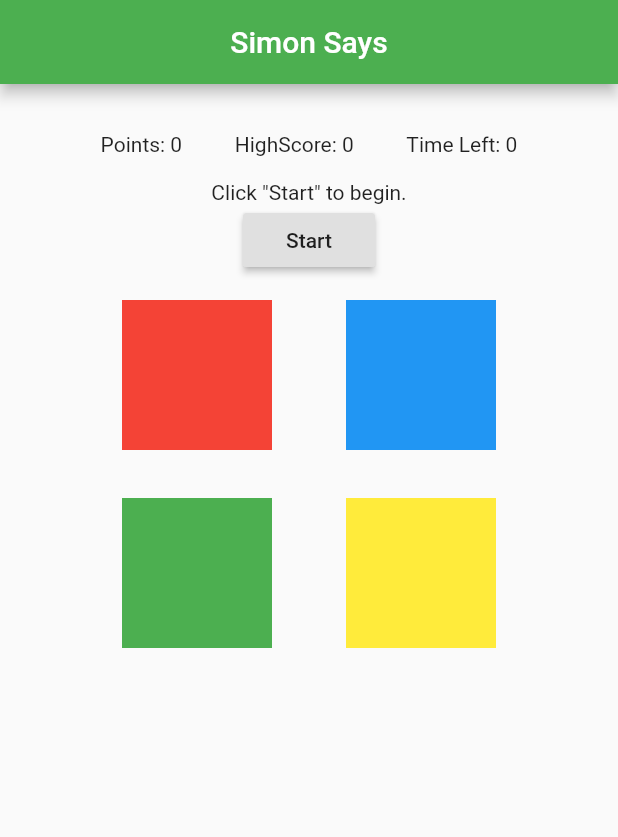
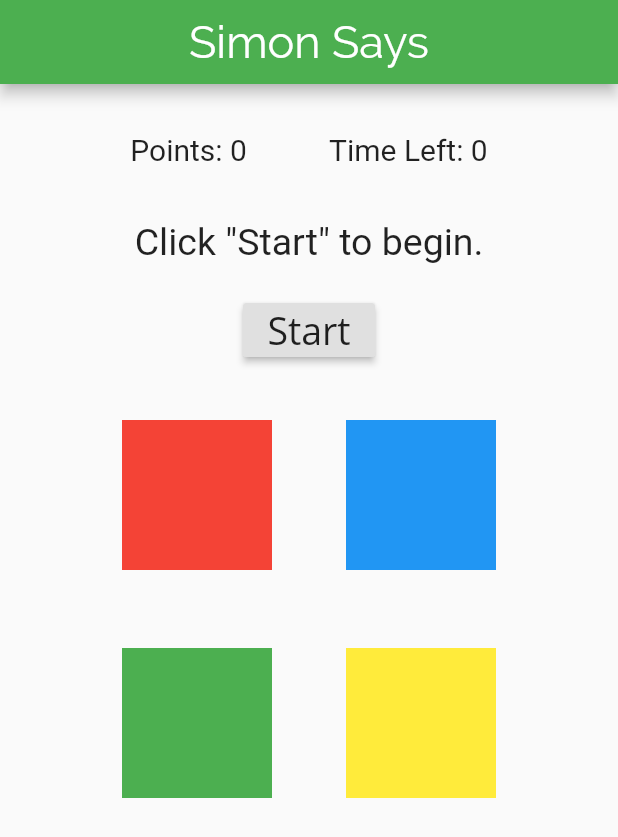
Before and after one commit to SanskaarPatni/SIH-20-Alzheimer, a Flutter app: the SimonSays screen opened directly, on a phone screen of 412 x 824 dp. Shown: the top 837 px of the screen. Run offline on Flutter 3.47's test engine with Material 2 defaults, Android fonts, the phone set to English and light mode, and no system bars; our stand-ins replace flip_card, flutter_spinkit; network calls fail.

Commit message:
Sixth Commit

```diff
--- a/alzdis_appfinal/lib/quiz/question.dart
+++ b/alzdis_appfinal/lib/quiz/question.dart
@@ -15,7 +15,7 @@ class Question extends StatelessWidget {
         margin: EdgeInsets.all(20),
         child: Text(
           questionText,
-          style: TextStyle(fontSize: 28),
+          style: TextStyle(fontSize: 40),
           textAlign: TextAlign.center,
         ),
       ),
--- a/alzdis_appfinal/lib/quiz/quiz_main.dart
+++ b/alzdis_appfinal/lib/quiz/quiz_main.dart
@@ -1,12 +1,11 @@
 import 'package:alzdis_appfinal/colourmatch.dart';
-import 'package:alzdis_appfinal/quiz/question.dart';
+
 import 'package:flutter/material.dart';
+import 'package:flutter_spinkit/flutter_spinkit.dart';
 import './quiz.dart';
 import 'dart:async';
 import 'package:http/http.dart' as http;
 import 'dart:convert';
-
-var now = new DateTime.now().toString();
 
 class MyApp extends StatefulWidget {
   String name = "";
@@ -20,18 +19,19 @@ class MyApp extends StatefulWidget {
 }
 
 class _MyAppState extends State<MyApp> {
+  bool _isLoading = false;
   var _questionIndex = 0;
   final _questions = const [
     {
       'questionText': 'What day is it today?',
       'answers': [
-        {'text': 'Monday', 'score': 1},
-        {'text': 'Saturday', 'score': 2},
-        {'text': 'Tuesday', 'score': 1},
-        {'text': 'Thursday', 'score': 1},
-        {'text': 'Wednesday', 'score': 1},
-        {'text': 'Sunday', 'score': 1},
-        {'text': 'Friday', 'score': 1},
+        {'text': 'Monday', 'score': 4},
+        {'text': 'Saturday', 'score': 8},
+        {'text': 'Tuesday', 'score': 4},
+        {'text': 'Thursday', 'score': 4},
+        {'text': 'Wednesday', 'score': 4},
+        {'text': 'Sunday', 'score': 4},
+        {'text': 'Friday', 'score': 4},
         {'text': 'I don\'t Know', 'score': 0},
       ],
     },
@@ -48,12 +48,12 @@ class _MyAppState extends State<MyApp> {
     {
       'questionText': 'What year is it?',
       'answers': [
-        {'text': '1980', 'score': 1},
-        {'text': '2017', 'score': 1},
-        {'text': '2020', 'score': 2},
-        {'text': '2012', 'score': 1},
-        {'text': '2000', 'score': 1},
-        {'text': 'None of these', 'score': 1},
+        {'text': '1980', 'score': 4},
+        {'text': '2017', 'score': 4},
+        {'text': '2020', 'score': 8},
+        {'text': '2012', 'score': 4},
+        {'text': '2000', 'score': 4},
+        {'text': 'None of these', 'score': 4},
         {'text': 'I don\'t Know', 'score': 0},
       ],
     },
@@ -63,64 +63,61 @@ class _MyAppState extends State<MyApp> {
         {'text': 'Apple', 'score': 0},
         {'text': 'Table', 'score': 0},
         {'text': 'Penny', 'score': 0},
-        {'text': 'click any option for next', 'score': 0},
+        {'text': 'Click any option for next qs', 'score': 0},
       ],
     },
     {
       'questionText': 'Reverse the following word : CRiCkeT',
       'answers': [
-        {'text': 'TekCiRC', 'score': 7},
-        {'text': 'tekCiRC', 'score': 6},
-        {'text': 'tekCRiC', 'score': 5},
-        {'text': 'tekCIRC', 'score': 3},
-        {'text': 'TEKric', 'score': 2},
-        {'text': 'CRiCkeT', 'score': 1},
-        {'text': 'I don\'t Know', 'score': 0},
-      ],
-    },
-    /*{
-      'questionText':
-          'Time to test your memory.\nPick out the three words that you had memorised :',
-      'answers': [
-        {'text': 'april', 'score': 1},
-        {'text': 'app', 'score': 1},
-        {'text': 'tablet', 'score': 1},
-        {'text': 'apple', 'score': 2},
-        {'text': 'pencil', 'score': 1},
-        {'text': 'table', 'score': 2},
-        {'text': 'penny', 'score': 2},
-        {'text': 'pen', 'score': 1},
-        {'text': 'taboo', 'score': 1},
-        {'text': 'I don\'t Know', 'score': 0},
-      ],
-    },*/
-    {
-      'questionText': 'Wristwatch :',
-      'answers': [
-        {'text': 'watch', 'score': 2},
-        {'text': 'clock', 'score': 1},
-        {'text': 'phone', 'score': 1},
-        {'text': 'timer', 'score': 1},
+        {'text': 'TekCiRC', 'score': 21},
+        {'text': 'tekCiRC', 'score': 18},
+        {'text': 'tekCRiC', 'score': 15},
+        {'text': 'tekCIRC', 'score': 9},
+        {'text': 'TEKric', 'score': 6},
+        {'text': 'CRiCkeT', 'score': 3},
         {'text': 'I don\'t Know', 'score': 0},
       ],
     },
     {
-      'questionText': 'Pencil :',
+      'questionText':
+          'Time to test your memory.\nPick out the three words that you had memorised :',
       'answers': [
-        {'text': 'pen', 'score': 1},
+        {'text': 'april,apple,penny', 'score': 6},
+        {'text': 'april,tablet,pen', 'score': 0},
+        {'text': 'app,tablet,penny', 'score': 3},
+        {'text': 'apple,table,pencil', 'score': 6},
+        {'text': 'apple,table,penny', 'score': 9},
+      ],
+    },
+    {
+      'questionText': 'What is this:⌚',
+      'answers': [
+        {'text': 'watch', 'score': 5},
+        {'text': 'clock', 'score': 3},
+        {'text': 'phone', 'score': 1},
+        {'text': 'timer', 'score': 3},
+        {'text': 'I don\'t Know', 'score': 0},
+      ],
+    },
+    {
+      'questionText': 'What is this:🖊️',
+      'answers': [
+        {'text': 'pen', 'score': 5},
         {'text': 'stick', 'score': 1},
-        {'text': 'pencil', 'score': 2},
+        {'text': 'pencil', 'score': 3},
         {'text': 'brush', 'score': 1},
         {'text': 'I don\'t Know', 'score': 0},
       ],
     },
     {
       'questionText':
-          'Which year did you pass 10th grade \nHINT: approx 15 years after your birth year:',
+          'A man walks 1m north,then 1m west and 1m south where is he',
       'answers': [
-        {'text': '1975', 'score': 2},
-        {'text': '2001', 'score': 1},
-        {'text': '2016', 'score': 1},
+        {'text': 'west', 'score': 5},
+        {'text': 'east', 'score': 1},
+        {'text': 'south-west', 'score': 1},
+        {'text': 'south-east', 'score': 1},
+        {'text': 'north', 'score': 1},
         {'text': 'I don\'t Know', 'score': 0},
       ],
     },
@@ -141,6 +138,10 @@ class _MyAppState extends State<MyApp> {
   }
 
   void _answerQuestion(int score) {
+    setState(() {
+      _isLoading = true;
+    });
+
     stopTimer();
     final url = 'https://hackalz.firebaseio.com/data/${widget.name}.json';
     http
@@ -154,6 +155,7 @@ class _MyAppState extends State<MyApp> {
       ),
     )
         .then((resonse) {
+      _isLoading = false;
       setState(() {
         time = 0;
         _questionIndex = _questionIndex + 1;
@@ -179,20 +181,44 @@ class _MyAppState extends State<MyApp> {
       home: Scaffold(
         appBar: _questionIndex < _questions.length
             ? AppBar(
-                title: Text('Quizz'),
+                title: Text(
+                  'Taql',
+                  style: TextStyle(
+                    fontFamily: 'RaleWay',
+                  ),
+                ),
                 centerTitle: true,
                 backgroundColor: Colors.green,
               )
             : AppBar(
-                title: Text('Match the colour!'),
+                backgroundColor: Colors.green,
+                centerTitle: true,
+                title: Text(
+                  'Match the colour',
+                  style: TextStyle(fontFamily: 'RaleWay', fontSize: 30),
+                ),
               ),
         body: _questionIndex < _questions.length
-            ? Quiz(
-                answerQuestion: _answerQuestion,
-                questionIndex: _questionIndex,
-                questions: _questions,
-                time: time,
-              )
+            ? _isLoading
+                ? Center(
+                    child: SpinKitThreeBounce(
+                      size: 30,
+                      duration: Duration(milliseconds: 2000),
+                      itemBuilder: (BuildContext context, int index) {
+                        return DecoratedBox(
+                          decoration: BoxDecoration(
+                            color: Colors.green,
+                          ),
+                        );
+                      },
+                    ),
+                  )
+                : Quiz(
+                    answerQuestion: _answerQuestion,
+                    questionIndex: _questionIndex,
+                    questions: _questions,
+                    time: time,
+                  )
             : ColourGame(widget.name),
       ),
     );
--- a/alzdis_appfinal/lib/simon_says/simon_main.dart
+++ b/alzdis_appfinal/lib/simon_says/simon_main.dart
@@ -23,27 +23,45 @@ class SimonSays extends StatelessWidget {
     final gm = Provider.of<GameManager>(context);
 
     AppBar appbar = AppBar(
-      title: Text("Simon Says"),
+      backgroundColor: Colors.green,
+      title: Text(
+        "Simon Says",
+        style: TextStyle(
+          fontSize: 30,
+          fontFamily: 'RaleWay',
+        ),
+      ),
       centerTitle: true,
     );
 
-    Text points = Text('Points: ${gm.points}', textAlign: TextAlign.center);
-    Text highScore = Text(
-      'HighScore: ${gm.highScore}',
+    Text points = Text(
+      'Points: ${gm.points}',
       textAlign: TextAlign.center,
+      style: TextStyle(fontSize: 20),
     );
+
     Text timer = Text(
       'Time Left: ${gm.timer}',
+      style: TextStyle(fontSize: 20),
       textAlign: TextAlign.center,
     );
 
     Text instruction = Text(
       gm.instruction,
       textAlign: TextAlign.center,
+      style: TextStyle(
+        fontSize: 25,
+      ),
     );
 
     RaisedButton startBtn = RaisedButton(
-      child: Text(gm.startBtnText),
+      child: Text(
+        gm.startBtnText,
+        style: TextStyle(
+          fontFamily: 'OpenSans',
+          fontSize: 25,
+        ),
+      ),
       onPressed: () => gm.gameStart(),
     );
 
@@ -98,7 +116,7 @@ class SimonSays extends StatelessWidget {
     Container topRow = Container(
         padding: const EdgeInsets.all(16.0),
         child: Row(
-          children: [points, highScore, timer],
+          children: [points, timer],
           mainAxisAlignment: MainAxisAlignment.spaceEvenly,
         ));
 
@@ -119,7 +137,26 @@ class SimonSays extends StatelessWidget {
     Container mainCol = Container(
         padding: const EdgeInsets.all(16.0),
         child: Column(
-            children: [topRow, instruction, startBtn, colorRow1, colorRow2]));
+            // mainAxisAlignment: MainAxisAlignment.spaceBetween,
+            children: [
+              topRow,
+              SizedBox(
+                height: 20,
+              ),
+              instruction,
+              SizedBox(
+                height: 20,
+              ),
+              startBtn,
+              SizedBox(
+                height: 20,
+              ),
+              colorRow1,
+              SizedBox(
+                height: 20,
+              ),
+              colorRow2
+            ]));
 
     Scaffold scaffold = Scaffold(appBar: appbar, body: mainCol);
 
```
Also changed, not shown: alzdis_appfinal/lib/colourmatch.dart (+41 -5 lines), alzdis_appfinal/lib/memoryGame/patterGame.dart (+5 -36 lines), alzdis_appfinal/lib/quiz/quiz.dart (+12 -1 lines), alzdis_appfinal/lib/simon_says/command.dart (+37 -28 lines).
